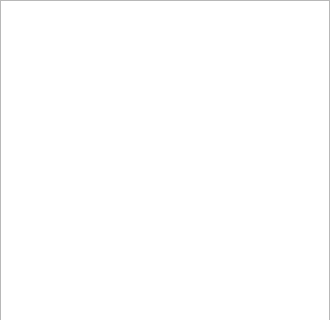
Old version of the form resources/ui/dockers/projects.ui in the repository prymatex/prymatex; both pictures show x 0 to 330 and y 0 to 320 of the 330 by 484 pixel window.
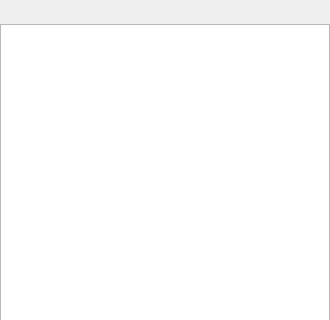
New version of the form. Icons and pictures are not drawn.

The edit to the form file:
```diff
--- a/resources/ui/dockers/projects.ui
+++ b/resources/ui/dockers/projects.ui
@@ -21,6 +21,92 @@
     <property name="margin">
      <number>0</number>
     </property>
+    <item>
+     <layout class="QHBoxLayout" name="buttonsLayout">
+      <property name="spacing">
+       <number>2</number>
+      </property>
+      <property name="sizeConstraint">
+       <enum>QLayout::SetMinimumSize</enum>
+      </property>
+      <item>
+       <spacer name="horizontalSpacer">
+        <property name="orientation">
+         <enum>Qt::Horizontal</enum>
+        </property>
+        <property name="sizeType">
+         <enum>QSizePolicy::Expanding</enum>
+        </property>
+        <property name="sizeHint" stdset="0">
+         <size>
+          <width>10</width>
+          <height>20</height>
+         </size>
+        </property>
+       </spacer>
+      </item>
+      <item>
+       <widget class="QPushButton" name="pushButtonSync">
+        <property name="maximumSize">
+         <size>
+          <width>24</width>
+          <height>24</height>
+         </size>
+        </property>
+        <property name="toolTip">
+         <string>Sync folder with current editor file path</string>
+        </property>
+        <property name="icon">
+         <iconset resource="../../resources.qrc">
+          <normaloff>:/icons/actions/system-switch-user.png</normaloff>:/icons/actions/system-switch-user.png</iconset>
+        </property>
+        <property name="flat">
+         <bool>true</bool>
+        </property>
+       </widget>
+      </item>
+      <item>
+       <widget class="QPushButton" name="pushButtonCollapseAll">
+        <property name="maximumSize">
+         <size>
+          <width>24</width>
+          <height>24</height>
+         </size>
+        </property>
+        <property name="text">
+         <string/>
+        </property>
+        <property name="icon">
+         <iconset resource="../../resources.qrc">
+          <normaloff>:/icons/actions/view-list-tree.png</normaloff>:/icons/actions/view-list-tree.png</iconset>
+        </property>
+        <property name="flat">
+         <bool>true</bool>
+        </property>
+       </widget>
+      </item>
+      <item>
+       <widget class="QPushButton" name="pushButtonOptions">
+        <property name="maximumSize">
+         <size>
+          <width>24</width>
+          <height>24</height>
+         </size>
+        </property>
+        <property name="text">
+         <string/>
+        </property>
+        <property name="icon">
+         <iconset resource="../../resources.qrc">
+          <normaloff>:/icons/actions/configure.png</normaloff>:/icons/actions/configure.png</iconset>
+        </property>
+        <property name="flat">
+         <bool>true</bool>
+        </property>
+       </widget>
+      </item>
+     </layout>
+    </item>
     <item>
      <widget class="QTreeView" name="treeViewProjects">
       <property name="uniformRowHeights">
```
